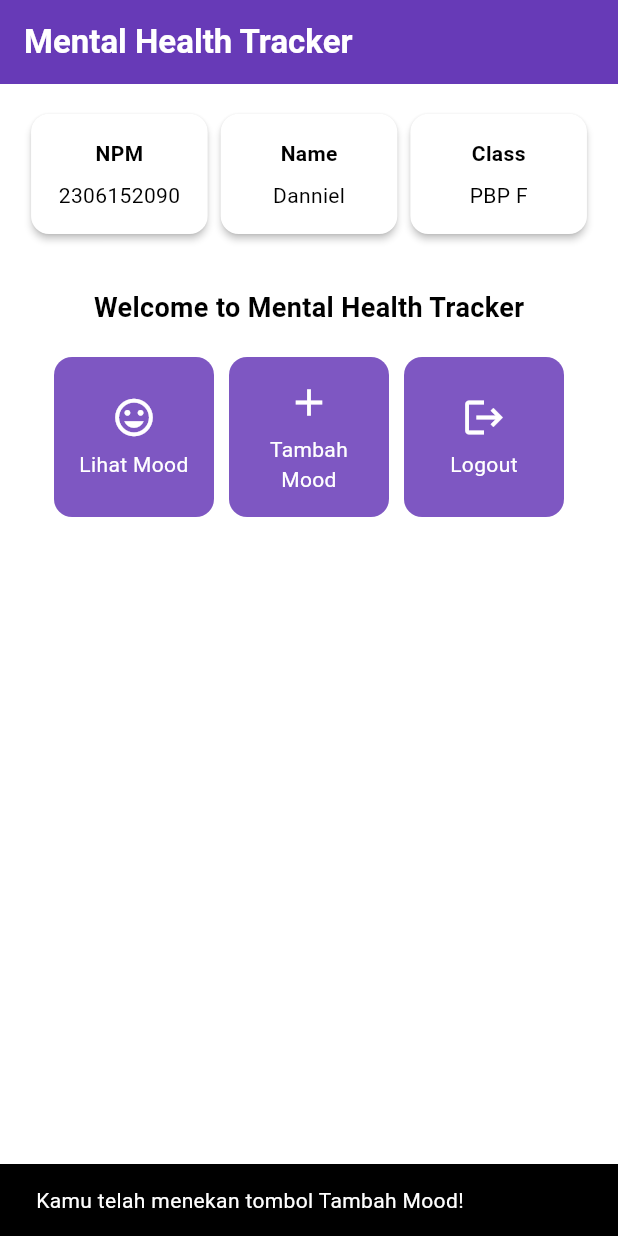
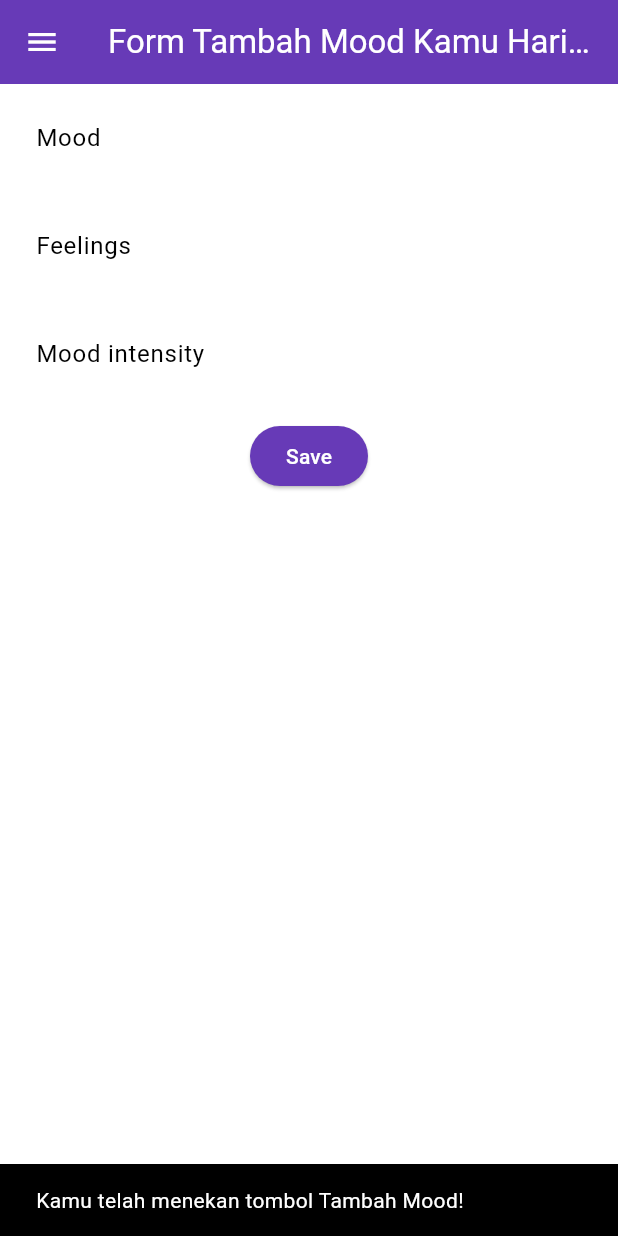
Before and after one commit to Danniel-Ang/mental-health-tracker-mobile, a Flutter app: the screen it shows after launch, after a tap on "Tambah Mood", on a phone screen of 412 x 824 dp. Run offline on Flutter 3.47's test engine with Material 3 defaults, Android fonts, the phone set to English and light mode, and no system bars.

Commit message:
Tutorial 7 done

```diff
--- a/lib/main.dart
+++ b/lib/main.dart
@@ -1,5 +1,5 @@
 import 'package:flutter/material.dart';
-import 'package:mental_health_tracker/menu.dart';
+import 'package:mental_health_tracker/screens/menu.dart';
 
 void main() {
   runApp(const MyApp());
@@ -30,7 +30,8 @@ class MyApp extends StatelessWidget {
         // This works for code too, not just values: Most code changes can be
         // tested with just a hot reload.
         colorScheme: ColorScheme.fromSwatch(
-        primarySwatch: Colors.deepPurple,).copyWith(secondary: Colors.deepPurple[400]),
+          primarySwatch: Colors.deepPurple,
+        ).copyWith(secondary: Colors.deepPurple[400]),
         useMaterial3: true,
       ),
       home: MyHomePage(),
--- a/lib/menu.dart
+++ b/lib/screens/menu.dart
@@ -1,4 +1,6 @@
 import 'package:flutter/material.dart';
+import 'package:mental_health_tracker/widgets/left_drawer.dart';
+import 'package:mental_health_tracker/widgets/mood_card.dart';
 
 class MyHomePage extends StatelessWidget {
   MyHomePage({super.key});
@@ -30,6 +32,7 @@ class MyHomePage extends StatelessWidget {
         // Warna latar belakang AppBar diambil dari skema warna tema aplikasi.
         backgroundColor: Theme.of(context).colorScheme.primary,
       ),
+      drawer: const LeftDrawer(),
       // Body halaman dengan padding di sekelilingnya.
       body: Padding(
         padding: const EdgeInsets.all(16.0),
@@ -96,8 +99,8 @@ class MyHomePage extends StatelessWidget {
 class InfoCard extends StatelessWidget {
   // Kartu informasi yang menampilkan title dan content.
 
-  final String title;  // Judul kartu.
-  final String content;  // Isi kartu.
+  final String title; // Judul kartu.
+  final String content; // Isi kartu.
 
   const InfoCard({super.key, required this.title, required this.content});
 
@@ -108,7 +111,8 @@ class InfoCard extends StatelessWidget {
       elevation: 2.0,
       child: Container(
         // Mengatur ukuran dan jarak di dalam kartu.
-        width: MediaQuery.of(context).size.width / 3.5, // menyesuaikan dengan lebar device yang digunakan.
+        width: MediaQuery.of(context).size.width /
+            3.5, // menyesuaikan dengan lebar device yang digunakan.
         padding: const EdgeInsets.all(16.0),
         // Menyusun title dan content secara vertikal.
         child: Column(
@@ -125,64 +129,3 @@ class InfoCard extends StatelessWidget {
     );
   }
 }
-
-class ItemHomepage {
-  final String name;
-  final IconData icon;
-
-  ItemHomepage(this.name, this.icon);
-}
-
-class ItemCard extends StatelessWidget {
-  // Menampilkan kartu dengan ikon dan nama.
-
-  final ItemHomepage item;
-
-  const ItemCard(this.item, {super.key});
-
-  @override
-  Widget build(BuildContext context) {
-    return Material(
-      // Menentukan warna latar belakang dari tema aplikasi.
-      color: Theme.of(context).colorScheme.secondary,
-      // Membuat sudut kartu melengkung.
-      borderRadius: BorderRadius.circular(12),
-
-      child: InkWell(
-        // Aksi ketika kartu ditekan.
-        onTap: () {
-          // Menampilkan pesan SnackBar saat kartu ditekan.
-          ScaffoldMessenger.of(context)
-            ..hideCurrentSnackBar()
-            ..showSnackBar(
-                SnackBar(content: Text("Kamu telah menekan tombol ${item.name}!"))
-            );
-        },
-        // Container untuk menyimpan Icon dan Text
-        child: Container(
-          padding: const EdgeInsets.all(8),
-          child: Center(
-            child: Column(
-              // Menyusun ikon dan teks di tengah kartu.
-              mainAxisAlignment: MainAxisAlignment.center,
-              children: [
-                Icon(
-                  item.icon,
-                  color: Colors.white,
-                  size: 30.0,
-                ),
-                const Padding(padding: EdgeInsets.all(3)),
-                Text(
-                  item.name,
-                  textAlign: TextAlign.center,
-                  style: const TextStyle(color: Colors.white),
-                ),
-              ],
-            ),
-          ),
-        ),
-      ),
-    );
-  }
-
-}
--- /dev/null
+++ b/lib/screens/moodentry_form.dart
@@ -0,0 +1,160 @@
+import 'package:flutter/material.dart';
+import 'package:mental_health_tracker/widgets/left_drawer.dart';
+
+class MoodEntryFormPage extends StatefulWidget {
+  const MoodEntryFormPage({super.key});
+
+  @override
+  State<MoodEntryFormPage> createState() => _MoodEntryFormPageState();
+}
+
+class _MoodEntryFormPageState extends State<MoodEntryFormPage> {
+  final _formKey = GlobalKey<FormState>();
+  String _mood = "";
+  String _feelings = "";
+  int _moodIntensity = 0;
+
+  @override
+  Widget build(BuildContext context) {
+    return Scaffold(
+      appBar: AppBar(
+        title: const Center(
+          child: Text(
+            'Form Tambah Mood Kamu Hari ini',
+          ),
+        ),
+        backgroundColor: Theme.of(context).colorScheme.primary,
+        foregroundColor: Colors.white,
+      ),
+      drawer: const LeftDrawer(),
+      body: Form(
+        key: _formKey,
+        child: SingleChildScrollView(
+            child: Column(
+          crossAxisAlignment: CrossAxisAlignment.start,
+          children: [
+            Padding(
+              padding: const EdgeInsets.all(8.0),
+              child: TextFormField(
+                decoration: InputDecoration(
+                  hintText: "Mood",
+                  labelText: "Mood",
+                  border: OutlineInputBorder(
+                    borderRadius: BorderRadius.circular(5.0),
+                  ),
+                ),
+                onChanged: (String? value) {
+                  setState(() {
+                    _mood = value!;
+                  });
+                },
+                validator: (String? value) {
+                  if (value == null || value.isEmpty) {
+                    return "Mood tidak boleh kosong!";
+                  }
+                  return null;
+                },
+              ),
+            ),
+            Padding(
+              padding: const EdgeInsets.all(8.0),
+              child: TextFormField(
+                decoration: InputDecoration(
+                  hintText: "Feelings",
+                  labelText: "Feelings",
+                  border: OutlineInputBorder(
+                    borderRadius: BorderRadius.circular(5.0),
+                  ),
+                ),
+                onChanged: (String? value) {
+                  setState(() {
+                    _feelings = value!;
+                  });
+                },
+                validator: (String? value) {
+                  if (value == null || value.isEmpty) {
+                    return "Feelings tidak boleh kosong!";
+                  }
+                  return null;
+                },
+              ),
+            ),
+            Padding(
+              padding: const EdgeInsets.all(8.0),
+              child: TextFormField(
+                decoration: InputDecoration(
+                  hintText: "Mood intensity",
+                  labelText: "Mood intensity",
+                  border: OutlineInputBorder(
+                    borderRadius: BorderRadius.circular(5.0),
+                  ),
+                ),
+                onChanged: (String? value) {
+                  setState(() {
+                    _moodIntensity = int.tryParse(value!) ?? 0;
+                  });
+                },
+                validator: (String? value) {
+                  if (value == null || value.isEmpty) {
+                    return "Mood intensity tidak boleh kosong!";
+                  }
+                  if (int.tryParse(value) == null) {
+                    return "Mood intensity harus berupa angka!";
+                  }
+                  return null;
+                },
+              ),
+            ),
+            Align(
+              alignment: Alignment.bottomCenter,
+              child: Padding(
+                padding: const EdgeInsets.all(8.0),
+                child: ElevatedButton(
+                  style: ButtonStyle(
+                    backgroundColor: WidgetStateProperty.all(
+                        Theme.of(context).colorScheme.primary),
+                  ),
+                  onPressed: () {
+                    if (_formKey.currentState!.validate()) {
+                      showDialog(
+                        context: context,
+                        builder: (context) {
+                          return AlertDialog(
+                            title: const Text('Mood berhasil tersimpan'),
+                            content: SingleChildScrollView(
+                              child: Column(
+                                crossAxisAlignment: CrossAxisAlignment.start,
+                                children: [
+                                  Text('Mood: $_mood'),
+                                  Text('Feelings: $_feelings'),
+                                  Text('Mood Intensity: $_moodIntensity'),
+                                ],
+                              ),
+                            ),
+                            actions: [
+                              TextButton(
+                                child: const Text('OK'),
+                                onPressed: () {
+                                  Navigator.pop(context);
+                                  _formKey.currentState!.reset();
+                                },
+                              ),
+                            ],
+                          );
+                        },
+                      );
+                    }
+                  },
+                  child: const Text(
+                    "Save",
+                    style: TextStyle(color: Colors.white),
+                  ),
+                ),
+              ),
+            ),
+          ],
+        )),
+      ),
+    );
+  }
+}
--- /dev/null
+++ b/lib/widgets/left_drawer.dart
@@ -0,0 +1,73 @@
+import 'package:flutter/material.dart';
+import 'package:mental_health_tracker/screens/menu.dart';
+import 'package:mental_health_tracker/screens/moodentry_form.dart';
+
+class LeftDrawer extends StatelessWidget {
+  const LeftDrawer({super.key});
+
+  @override
+  Widget build(BuildContext context) {
+    return Drawer(
+      child: ListView(
+        children: [
+          DrawerHeader(
+            decoration: BoxDecoration(
+              color: Theme.of(context).colorScheme.primary,
+            ),
+            child: const Column(
+              children: [
+                Text(
+                  'Mental Health Tracker',
+                  textAlign: TextAlign.center,
+                  style: TextStyle(
+                    fontSize: 24,
+                    fontWeight: FontWeight.bold,
+                    color: Colors.white,
+                  ),
+                ),
+                Padding(padding: EdgeInsets.all(8)),
+                Text(
+                  "Ayo jaga kesehatan mentalmu setiap hari disini!",
+                  style: TextStyle(
+                    fontSize: 15,
+                    fontWeight: FontWeight.normal,
+                    color: Colors.white,
+                  ),
+                  textAlign: TextAlign.center,
+                ),
+              ],
+            ),
+          ),
+          ListTile(
+            leading: const Icon(Icons.home_outlined),
+            title: const Text('Halaman Utama'),
+            // Bagian redirection ke MyHomePage
+            onTap: () {
+              Navigator.pushReplacement(
+                  context,
+                  MaterialPageRoute(
+                    builder: (context) => MyHomePage(),
+                  ));
+            },
+          ),
+          ListTile(
+            leading: const Icon(Icons.mood),
+            title: const Text('Tambah Mood'),
+            // Bagian redirection ke MoodEntryFormPage
+            onTap: () {
+              Navigator.push(
+                  context,
+                  MaterialPageRoute(
+                    builder: (context) => MoodEntryFormPage(),
+                  ));
+              /*
+                TODO: Buatlah routing ke MoodEntryFormPage di sini,
+                setelah halaman MoodEntryFormPage sudah dibuat.
+              */
+            },
+          ),
+        ],
+      ),
+    );
+  }
+}
--- /dev/null
+++ b/lib/widgets/mood_card.dart
@@ -0,0 +1,69 @@
+import 'package:flutter/material.dart';
+import 'package:mental_health_tracker/screens/moodentry_form.dart';
+
+class ItemHomepage {
+  final String name;
+  final IconData icon;
+
+  ItemHomepage(this.name, this.icon);
+}
+
+class ItemCard extends StatelessWidget {
+  // Menampilkan kartu dengan ikon dan nama.
+
+  final ItemHomepage item;
+
+  const ItemCard(this.item, {super.key});
+
+  @override
+  Widget build(BuildContext context) {
+    return Material(
+      // Menentukan warna latar belakang dari tema aplikasi.
+      color: Theme.of(context).colorScheme.secondary,
+      // Membuat sudut kartu melengkung.
+      borderRadius: BorderRadius.circular(12),
+
+      child: InkWell(
+        // Aksi ketika kartu ditekan.
+        onTap: () {
+          if (item.name == "Tambah Mood") {
+            Navigator.push(
+                context,
+                MaterialPageRoute(
+                  builder: (context) => MoodEntryFormPage(),
+                ));
+          }
+
+          // Menampilkan pesan SnackBar saat kartu ditekan.
+          ScaffoldMessenger.of(context)
+            ..hideCurrentSnackBar()
+            ..showSnackBar(SnackBar(
+                content: Text("Kamu telah menekan tombol ${item.name}!")));
+        },
+        // Container untuk menyimpan Icon dan Text
+        child: Container(
+          padding: const EdgeInsets.all(8),
+          child: Center(
+            child: Column(
+              // Menyusun ikon dan teks di tengah kartu.
+              mainAxisAlignment: MainAxisAlignment.center,
+              children: [
+                Icon(
+                  item.icon,
+                  color: Colors.white,
+                  size: 30.0,
+                ),
+                const Padding(padding: EdgeInsets.all(3)),
+                Text(
+                  item.name,
+                  textAlign: TextAlign.center,
+                  style: const TextStyle(color: Colors.white),
+                ),
+              ],
+            ),
+          ),
+        ),
+      ),
+    );
+  }
+}
```
